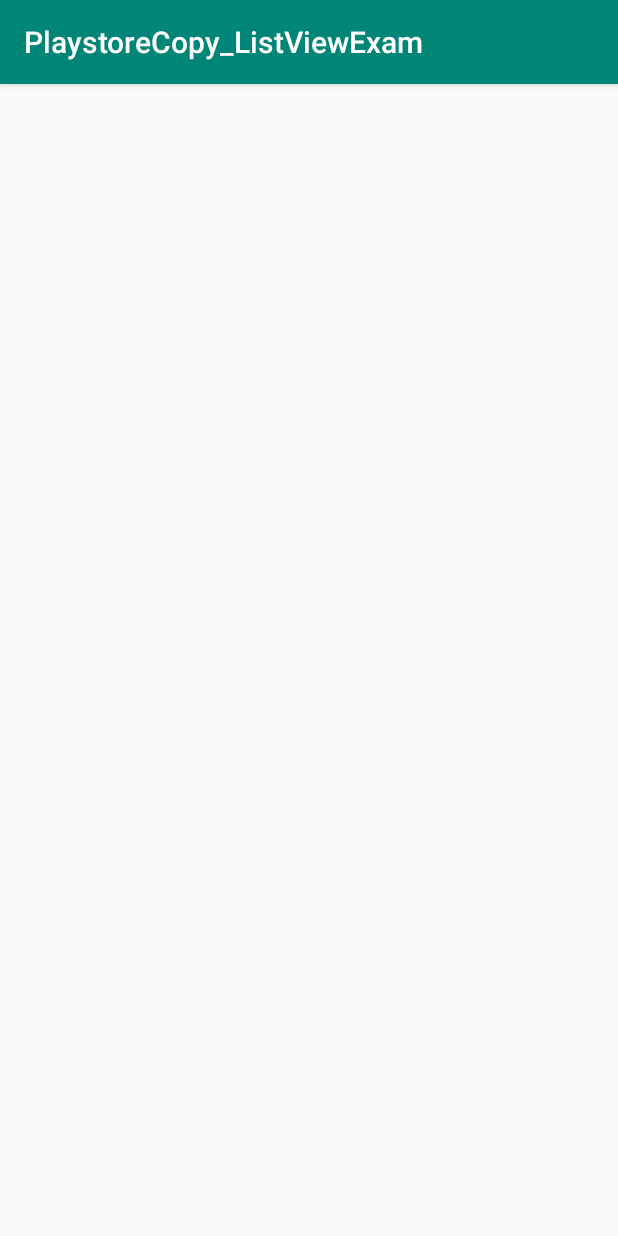
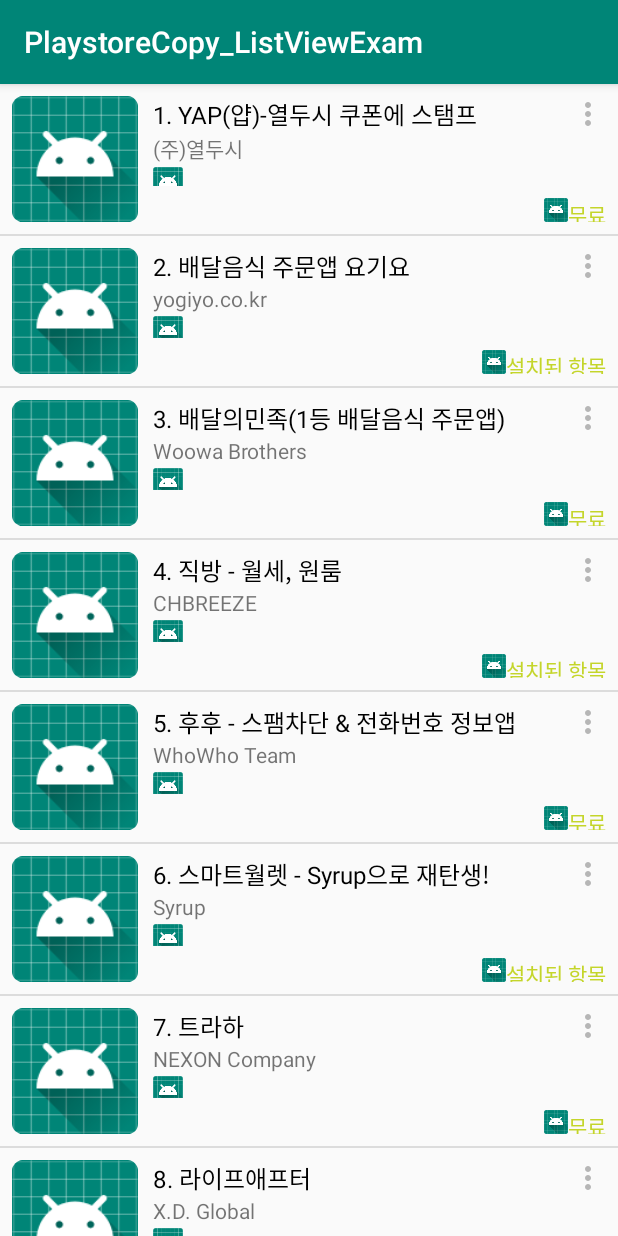
Before and after one commit to superisis1/PlaystoreCopy_ListViewExam, an Android app: the screen it shows after launch (MainActivity), on a phone screen of 412 x 824 dp. Run offline under Robolectric (Android 15) with nearby library versions, the phone set to English and light mode, and no system bars; our stand-ins replace data binding.

Commit message:
1차 완료

```diff
--- a/app/src/main/java/kr/insungjung/playstorecopy_listviewexam/MainActivity.java
+++ b/app/src/main/java/kr/insungjung/playstorecopy_listviewexam/MainActivity.java
@@ -1,13 +1,44 @@
 package kr.insungjung.playstorecopy_listviewexam;
 
+import android.databinding.DataBindingUtil;
 import android.support.v7.app.AppCompatActivity;
 import android.os.Bundle;
 
+import java.util.ArrayList;
+import java.util.List;
+
+import kr.insungjung.playstorecopy_listviewexam.adapters.AppAdapter;
+import kr.insungjung.playstorecopy_listviewexam.databinding.ActivityMainBinding;
+import kr.insungjung.playstorecopy_listviewexam.datas.App;
+
 public class MainActivity extends AppCompatActivity {
+
+    AppAdapter mAppAdapter;
+
+    List<App> appList = new ArrayList<>();
+
+    ActivityMainBinding act;
 
     @Override
     protected void onCreate(Bundle savedInstanceState) {
         super.onCreate(savedInstanceState);
-        setContentView(R.layout.activity_main);
+        act = DataBindingUtil.setContentView(this, R.layout.activity_main);
+
+        fillApps();
+
+        mAppAdapter = new AppAdapter(MainActivity.this, appList);
+        act.appListView.setAdapter(mAppAdapter);
+    }
+
+    void fillApps() {
+        appList.add(new App(1,"YAP(얍)-열두시 쿠폰에 스탬프", "(주)열두시","무료"));
+        appList.add(new App(2,"배달음식 주문앱 요기요", "yogiyo.co.kr","설치된 항목"));
+        appList.add(new App(3,"배달의민족(1등 배달음식 주문앱)", "Woowa Brothers","무료"));
+        appList.add(new App(4,"직방 - 월세, 원룸", "CHBREEZE","설치된 항목"));
+        appList.add(new App(5,"후후 - 스팸차단 & 전화번호 정보앱", "WhoWho Team","무료"));
+        appList.add(new App(6,"스마트월렛 - Syrup으로 재탄생!", "Syrup","설치된 항목"));
+        appList.add(new App(7,"트라하", "NEXON Company","무료"));
+        appList.add(new App(8,"라이프애프터", "X.D. Global","무료"));
+        appList.add(new App(9,"프렌즈타운", "KaKao Games Corp.","무료"));
     }
 }
--- /dev/null
+++ b/app/src/main/java/kr/insungjung/playstorecopy_listviewexam/adapters/AppAdapter.java
@@ -0,0 +1,49 @@
+package kr.insungjung.playstorecopy_listviewexam.adapters;
+
+import android.content.Context;
+import android.view.LayoutInflater;
+import android.view.View;
+import android.view.ViewGroup;
+import android.widget.ArrayAdapter;
+import android.widget.TextView;
+
+import java.util.List;
+
+import kr.insungjung.playstorecopy_listviewexam.R;
+import kr.insungjung.playstorecopy_listviewexam.datas.App;
+
+public class AppAdapter extends ArrayAdapter<App> {
+
+    Context mContext;
+    List<App> mList;
+    LayoutInflater inf;
+
+    public AppAdapter(Context context, List<App> list) {
+        super(context, R.layout.app_list_item, list);
+
+        mContext = context;
+        mList = list;
+        inf = LayoutInflater.from(mContext);
+    }
+
+    @Override
+    public View getView(int position, View convertView, ViewGroup parent) {
+        View row = convertView;
+
+        if(row == null) {
+            row = inf.inflate(R.layout.app_list_item, null);
+        }
+
+        App appData = mList.get(position);
+
+        TextView appTitleTxt = row.findViewById(R.id.appTitleTxt);
+        TextView appCompanyTxt = row.findViewById(R.id.appCompanyTxt);
+        TextView appInstallTxt = row.findViewById(R.id.appInstallTxt);
+
+        appTitleTxt.setText(String.format("%d. %s",appData.appTitleNum, appData.appTitle));
+        appCompanyTxt.setText(appData.appCompany);
+        appInstallTxt.setText(appData.appInstall);
+
+        return row;
+    }
+}
--- /dev/null
+++ b/app/src/main/java/kr/insungjung/playstorecopy_listviewexam/datas/App.java
@@ -0,0 +1,19 @@
+package kr.insungjung.playstorecopy_listviewexam.datas;
+
+import android.media.Image;
+
+public class App {
+//    Image appIconImg;
+    public int appTitleNum;
+    public String appTitle;
+    public String appCompany;
+//    Image starImg;
+    public String appInstall;
+
+    public App(int appTitleNum, String appTitle, String appCompany, String appInstall) {
+        this.appTitleNum = appTitleNum;
+        this.appTitle = appTitle;
+        this.appCompany = appCompany;
+        this.appInstall = appInstall;
+    }
+}
--- a/app/src/main/java/kr/insungjung/playstorecopy_listviewexam/datas/AppListItem.java
+++ /dev/null
@@ -1,6 +0,0 @@
-package kr.insungjung.playstorecopy_listviewexam.datas;
-
-public class AppListItem {
-
-
-}
--- a/app/src/main/res/layout/activity_main.xml
+++ b/app/src/main/res/layout/activity_main.xml
@@ -1,5 +1,4 @@
 <?xml version="1.0" encoding="utf-8"?>
-
 <layout>
 <LinearLayout xmlns:android="http://schemas.android.com/apk/res/android"
     xmlns:app="http://schemas.android.com/apk/res-auto"
@@ -9,7 +8,11 @@
     android:orientation="vertical"
     tools:context=".MainActivity">
 
-
+    <ListView
+        android:id="@+id/appListView"
+        android:layout_width="match_parent"
+        android:layout_height="match_parent">
+    </ListView>
 
 </LinearLayout>
 </layout>
--- a/app/src/main/res/layout/app_list_item.xml
+++ b/app/src/main/res/layout/app_list_item.xml
@@ -11,6 +11,7 @@
         android:padding="8dp">
 
         <ImageView
+            android:id="@+id/appIconImg"
             android:layout_width="84dp"
             android:layout_height="84dp"
             android:src="@mipmap/ic_launcher" />
@@ -38,37 +39,23 @@
                         android:orientation="horizontal">
 
                         <TextView
-                            android:id="@+id/appTitleNum"
+                            android:id="@+id/appTitleTxt"
                             android:layout_width="wrap_content"
                             android:layout_height="wrap_content"
-                            android:text="1"
-                            android:textColor="#000000"
-                            android:textSize="16sp" />
-
-                        <TextView
-                            android:layout_width="wrap_content"
-                            android:layout_height="wrap_content"
-                            android:text="."
-                            android:textColor="#000000"
-                            android:textSize="16sp" />
-
-                        <TextView
-                            android:id="@+id/appTitleTxt"
-                            android:layout_width="match_parent"
-                            android:layout_height="wrap_content"
-                            android:layout_marginLeft="2sp"
-                            android:text="앱 제목"
+                            android:text="1. 앱제목"
                             android:textColor="#000000"
                             android:textSize="16sp" />
 
                     </LinearLayout>
 
                     <TextView
+                        android:id="@+id/appCompanyTxt"
                         android:layout_width="match_parent"
                         android:layout_height="wrap_content"
                         android:text="업체명" />
 
                     <ImageView
+                        android:id="@+id/starImg"
                         android:layout_width="20dp"
                         android:layout_height="20dp"
                         android:layout_marginTop="2dp"
@@ -104,6 +91,7 @@
                     android:src="@mipmap/ic_launcher"/>
 
                 <TextView
+                    android:id="@+id/appInstallTxt"
                     android:textSize="14sp"
                     android:textColor="#C4D52A"
                     android:layout_width="wrap_content"
```
